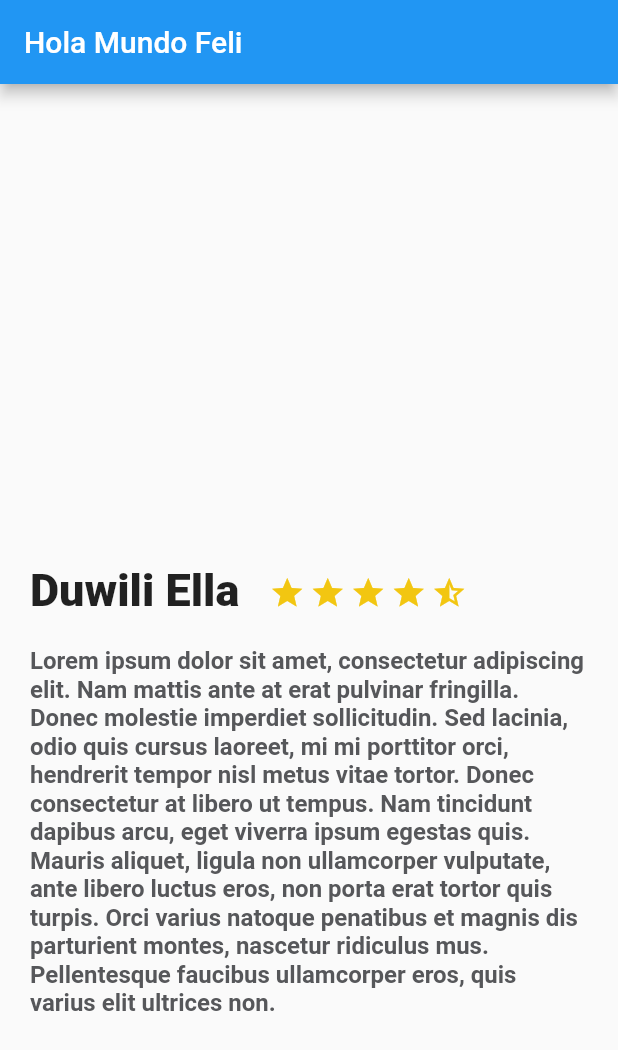
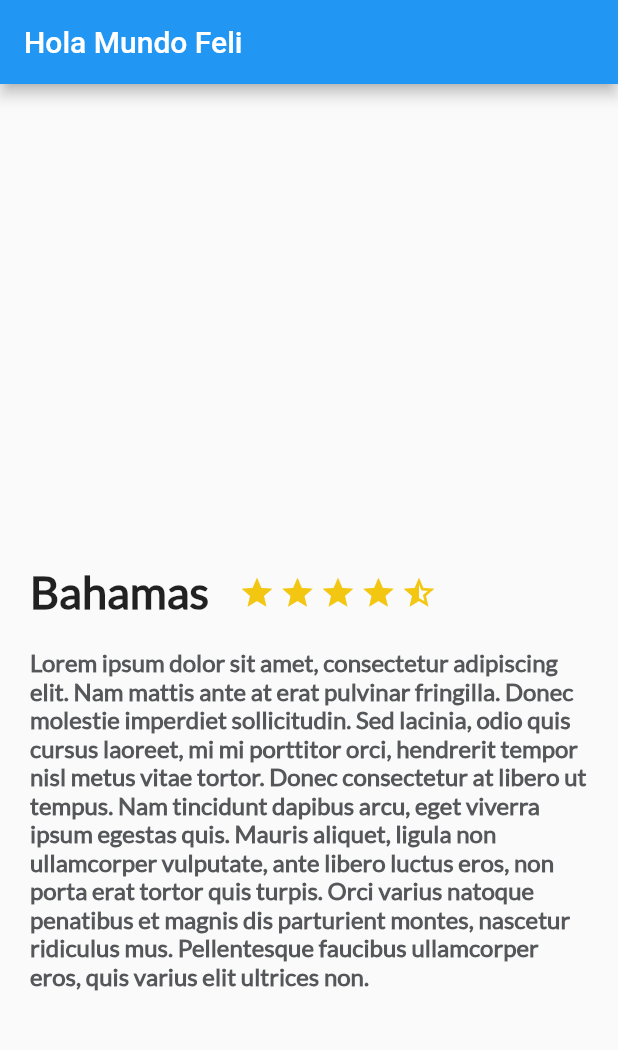
Before and after one commit to zesaru/platzitrips, a Flutter app: the screen it shows after launch, on a phone screen of 412 x 824 dp. Shown: the top 1050 px of the screen. Run offline on Flutter 3.47's test engine with Material 2 defaults, Android fonts, the phone set to English and light mode, and no system bars.

Commit message:
fonts c22

```diff
--- a/lib/description_place.dart
+++ b/lib/description_place.dart
@@ -58,6 +58,7 @@ class DescriptionPlace extends StatelessWidget {
       child:  new Text(
         descriptionPlace,
         style: const TextStyle(
+          fontFamily: "Lato",
           fontSize: 16.0,
           fontWeight: FontWeight.bold,
           color: Color(0xFF56575a)
@@ -75,8 +76,9 @@ class DescriptionPlace extends StatelessWidget {
           ),
 
           child: Text(
-            "Duwili Ella",
+            namePlace,
             style: TextStyle(
+                fontFamily: "Lato",
                 fontSize: 30.0,
                 fontWeight: FontWeight.w900
             ),
--- a/pubspec.yaml
+++ b/pubspec.yaml
@@ -70,3 +70,7 @@ flutter:
   #
   # For details regarding fonts from package dependencies,
   # see https://flutter.dev/custom-fonts/#from-packages
+  fonts:
+    - family: Lato
+      fonts:
+        - asset: fonts/Lato-Regular.ttf
```
Also changed, not shown: fonts/Lato-Regular.ttf (added).
